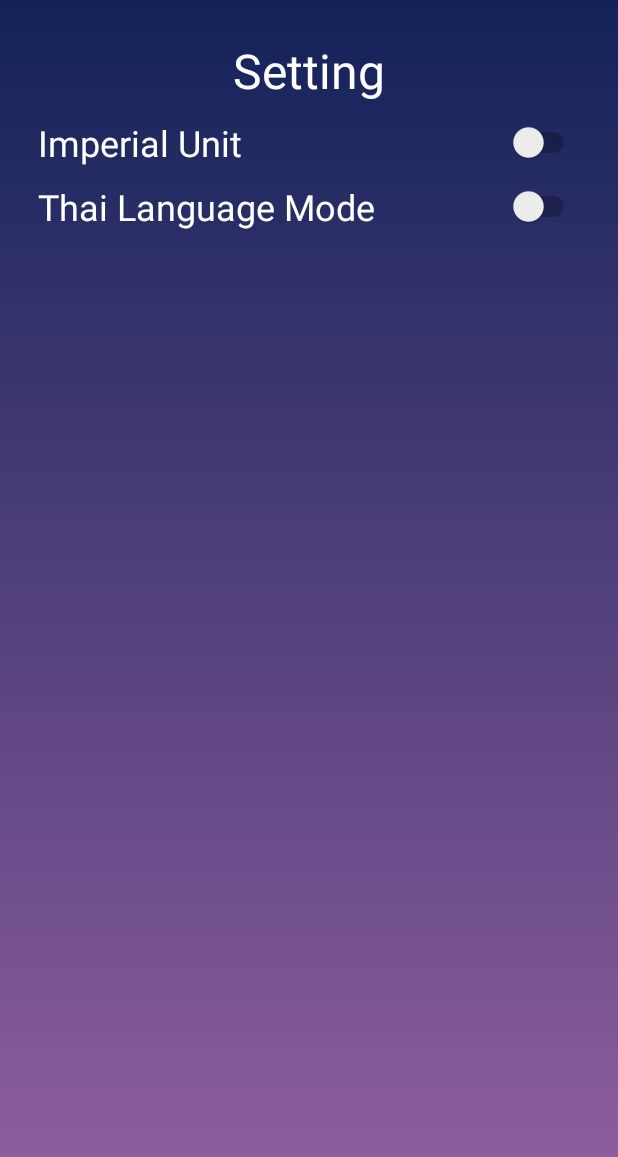
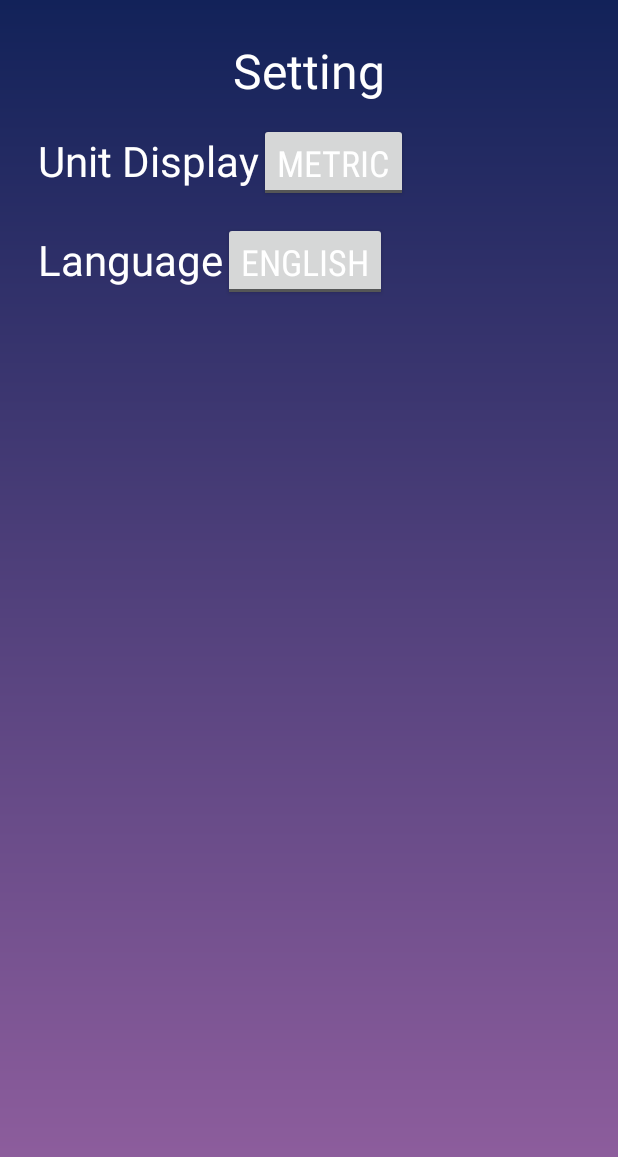
Before and after one commit to Peterprombutr/WeatherApp, an Android app: the SwipeLeftSetting screen opened directly, with no data from a screen before it, on a phone screen of 412 x 824 dp. Shown: the top 1157 px of the screen. Run offline under Robolectric (Android 15) with nearby library versions, the phone set to English and light mode, and no system bars.

Commit message:
Switch to ToggleButton

```diff
--- a/app/build.gradle
+++ b/app/build.gradle
@@ -5,7 +5,7 @@ android {
     buildToolsVersion "29.0.1"
     defaultConfig {
         applicationId "com.androdocs.weatherapp"
-        minSdkVersion 16
+        minSdkVersion 19
         targetSdkVersion 29
         versionCode 1
         versionName "1.0"
--- a/app/src/main/AndroidManifest.xml
+++ b/app/src/main/AndroidManifest.xml
@@ -1,5 +1,6 @@
 <?xml version="1.0" encoding="utf-8"?>
 <manifest xmlns:android="http://schemas.android.com/apk/res/android"
+    xmlns:tools="http://schemas.android.com/tools"
     package="com.androdocs.weatherapp">
 
     <uses-permission android:name="android.permission.INTERNET" />
@@ -10,7 +11,8 @@
         android:label="@string/app_name"
         android:roundIcon="@mipmap/ic_launcher_round"
         android:supportsRtl="true"
-        android:theme="@style/AppTheme">
+        android:theme="@style/AppTheme"
+        tools:ignore="GoogleAppIndexingWarning">
         <activity
             android:name=".MainActivity"
             android:screenOrientation="portrait"
--- a/app/src/main/java/com/androdocs/weatherapp/SwipeLeftSetting.java
+++ b/app/src/main/java/com/androdocs/weatherapp/SwipeLeftSetting.java
@@ -1,22 +1,11 @@
 package com.androdocs.weatherapp;
 
 import android.content.Intent;
-import android.os.AsyncTask;
 import android.os.Bundle;
-import android.view.View;
-import android.view.MotionEvent;
-import android.widget.TextView;
+import android.widget.CompoundButton;
+import android.widget.ToggleButton;
 
 import androidx.appcompat.app.AppCompatActivity;
-
-import com.androdocs.httprequest.HttpRequest;
-
-import org.json.JSONException;
-import org.json.JSONObject;
-
-import java.text.SimpleDateFormat;
-import java.util.Date;
-import java.util.Locale;
 
 import android.content.Context;
 import android.widget.RelativeLayout;
@@ -25,6 +14,7 @@ import com.androdocs.weatherapp.Gestures.OnSwipeTouchListener;
 public class SwipeLeftSetting extends AppCompatActivity {
 
     RelativeLayout tvSwipeMe;
+    ToggleButton ImpSwitch = null, ThaiSwitch = null;
 
     @Override
     protected void onCreate(Bundle savedInstanceState) {
@@ -32,8 +22,33 @@ public class SwipeLeftSetting extends AppCompatActivity {
         setContentView(R.layout.activity_swipe_left_setting);
 
         //SetUp View & Gesture
-        tvSwipeMe = (RelativeLayout) findViewById(R.id.tvSwipeMe);
+        tvSwipeMe = findViewById(R.id.tvSwipeMe);
         tvSwipeMe.setOnTouchListener(new MyOnSwipeTouchListener(this));
+        //Setting Switch Stuff
+        ImpSwitch =  findViewById(R.id.ImperialSwitch);
+        ImpSwitch.setOnCheckedChangeListener( new CompoundButton.OnCheckedChangeListener(){
+            @Override
+            public void onCheckedChanged(CompoundButton buttonView, boolean isChecked) {
+                if(isChecked) {
+
+                }
+                else {
+
+                }
+            }
+        });
+        ThaiSwitch =  findViewById(R.id.ThaiLanguageSwitch);
+        ThaiSwitch.setOnCheckedChangeListener( new CompoundButton.OnCheckedChangeListener(){
+            @Override
+            public void onCheckedChanged(CompoundButton buttonView, boolean isChecked) {
+                if(isChecked) {
+
+                }
+                else {
+
+                }
+            }
+        });
     }
 
     private class MyOnSwipeTouchListener extends OnSwipeTouchListener {
--- a/app/src/main/java/com/androdocs/weatherapp/SwipeRight5Days.java
+++ b/app/src/main/java/com/androdocs/weatherapp/SwipeRight5Days.java
@@ -1,22 +1,10 @@
 package com.androdocs.weatherapp;
 
 import android.content.Intent;
-import android.os.AsyncTask;
 import android.os.Bundle;
-import android.view.View;
-import android.view.MotionEvent;
 import android.widget.TextView;
 
 import androidx.appcompat.app.AppCompatActivity;
-
-import com.androdocs.httprequest.HttpRequest;
-
-import org.json.JSONException;
-import org.json.JSONObject;
-
-import java.text.SimpleDateFormat;
-import java.util.Date;
-import java.util.Locale;
 
 import android.content.Context;
 import android.widget.RelativeLayout;
@@ -61,7 +49,7 @@ public class SwipeRight5Days extends AppCompatActivity {
         }
 
         //SetUp View & Gesture
-        tvSwipeMe = (RelativeLayout) findViewById(R.id.tvSwipeMe);
+        tvSwipeMe = findViewById(R.id.tvSwipeMe);
         tvSwipeMe.setOnTouchListener(new MyOnSwipeTouchListener(this));
     }
 
--- a/app/src/main/res/layout/activity_swipe_left_setting.xml
+++ b/app/src/main/res/layout/activity_swipe_left_setting.xml
@@ -37,25 +37,54 @@
             android:layout_below="@id/addressContainer">
             <Space
                 android:layout_width="wrap_content"
-                android:layout_height="10dp"/>
-            <Switch
-                android:id="@+id/ImperialSwitch"
+                android:layout_height="13dp"/>
+            <LinearLayout
+                android:id="@+id/overviewImpSwitch"
                 android:layout_width="match_parent"
                 android:layout_height="wrap_content"
-                android:text="@string/setting_ImperialUnit"
-                android:textColor="@android:color/white"
-                android:textSize="24sp" />
+                android:orientation="horizontal"
+                android:gravity="start">
+                <TextView
+                    android:id="@+id/settingUnitText"
+                    android:layout_width="wrap_content"
+                    android:layout_height="wrap_content"
+                    android:text="@string/setting_ImperialUnit"
+                    android:textSize="28sp" />
+                <ToggleButton
+                    android:id="@+id/ImperialSwitch"
+                    android:layout_width="wrap_content"
+                    android:layout_height="wrap_content"
+                    android:fontFamily="sans-serif-condensed"
+                    android:textOn="@string/toggle_Imperial"
+                    android:textOff="@string/toggle_Metric"
+                    android:textColor="@android:color/white"
+                    android:textSize="24sp" />
+            </LinearLayout>
             <Space
                 android:layout_width="wrap_content"
-                android:layout_height="10dp"/>
-            <Switch
-                android:id="@+id/ThaiLanguageSwitch"
+                android:layout_height="13dp"/>
+            <LinearLayout
+                android:id="@+id/overviewLanguageSwitch"
                 android:layout_width="match_parent"
                 android:layout_height="wrap_content"
-                android:layout_weight="1"
-                android:text="@string/setting_Thailanguage"
-                android:textColor="@android:color/white"
-                android:textSize="24sp" />
+                android:orientation="horizontal"
+                android:gravity="start">
+                <TextView
+                    android:id="@+id/settingLanguageText"
+                    android:layout_width="wrap_content"
+                    android:layout_height="wrap_content"
+                    android:text="@string/setting_ThaiLanguage"
+                    android:textSize="28sp" />
+                <ToggleButton
+                    android:id="@+id/ThaiLanguageSwitch"
+                    android:layout_width="wrap_content"
+                    android:layout_height="wrap_content"
+                    android:fontFamily="sans-serif-condensed"
+                    android:textOn="@string/toggle_Thai"
+                    android:textOff="@string/toggle_English"
+                    android:textColor="@android:color/white"
+                    android:textSize="24sp" />
+            </LinearLayout>
         </LinearLayout>
 
     </RelativeLayout>
--- a/app/src/main/res/values/strings.xml
+++ b/app/src/main/res/values/strings.xml
@@ -31,7 +31,11 @@
     <!-- Setting Screen -->
     <string name="title_setting">Setting</string>
 
-    <string name="setting_ImperialUnit">Imperial Unit</string>
-    <string name="setting_Thailanguage">Thai Language Mode</string>
+    <string name="setting_ImperialUnit">Unit Display</string>
+    <string name="toggle_Metric">Metric</string>
+    <string name="toggle_Imperial">Imperial</string>
+    <string name="setting_ThaiLanguage">Language</string>
+    <string name="toggle_English">English</string>
+    <string name="toggle_Thai">Thai</string>
 
 </resources>
```
